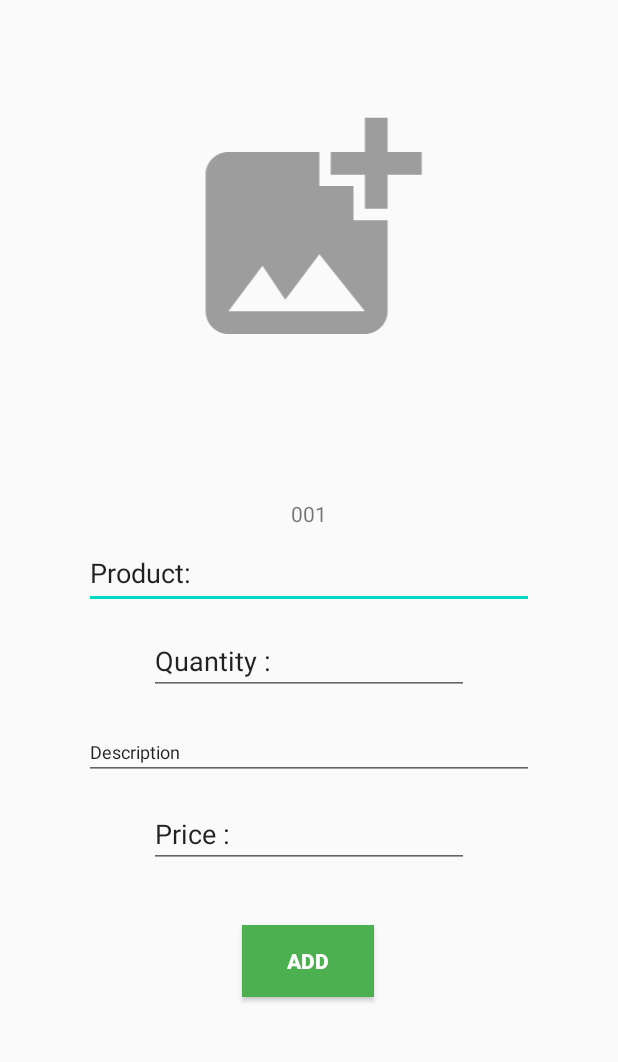
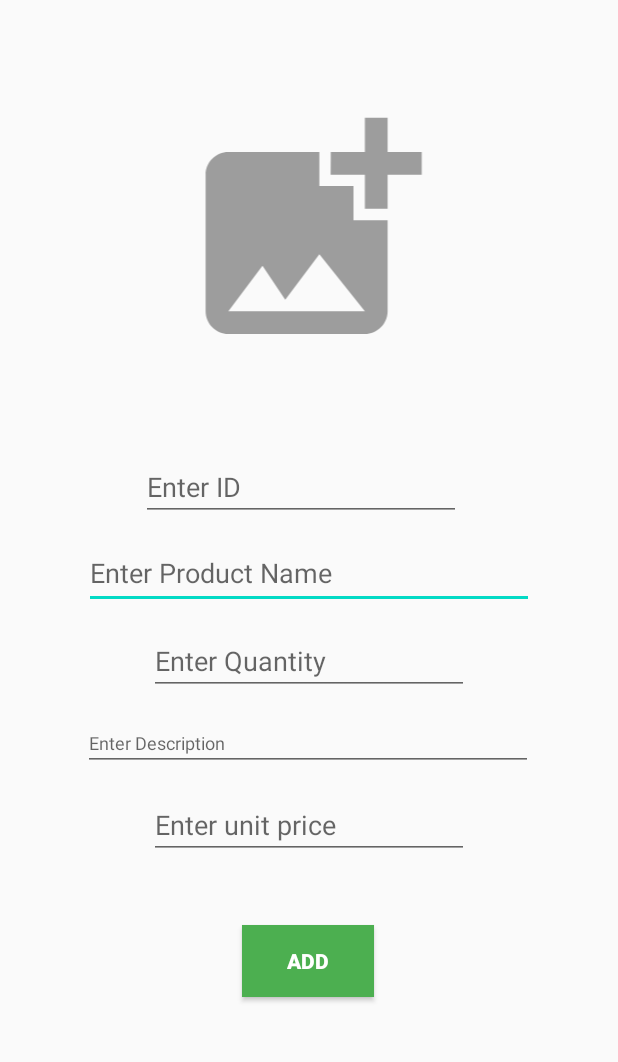
Before and after one commit to Sandun01/MAD_Project, an Android app: the woofadmin_addItem screen opened directly, with no data from a screen before it, on a phone screen of 412 x 824 dp, the part 105-1167 px from its top. Run offline under Robolectric (Android 15) with nearby library versions, the phone set to English and light mode, and no system bars; our stand-ins replace Firebase (no records; nobody signed in at launch, a user with empty details on screens opened directly); Roboto replaces fonts that are not available here.

Commit message:
ravija completed inserting products

```diff
--- a/app/build.gradle
+++ b/app/build.gradle
@@ -1,4 +1,5 @@
 apply plugin: 'com.android.application'
+apply plugin: 'com.google.gms.google-services'
 
 android {
     compileSdkVersion 30
@@ -26,7 +27,9 @@ dependencies {
     implementation fileTree(dir: "libs", include: ["*.jar"])
     implementation 'androidx.appcompat:appcompat:1.2.0'
     implementation 'androidx.constraintlayout:constraintlayout:1.1.3'
+    implementation 'com.google.firebase:firebase-analytics:17.5.0'
     implementation 'com.google.android.material:material:1.2.0'
+    implementation 'com.google.firebase:firebase-database:19.4.0'
     testImplementation 'junit:junit:4.12'
     androidTestImplementation 'androidx.test.ext:junit:1.1.1'
     androidTestImplementation 'androidx.test.espresso:espresso-core:3.2.0'
--- /dev/null
+++ b/app/src/main/java/com/example/mad/ProductItem.java
@@ -0,0 +1,55 @@
+package com.example.mad;
+
+import android.widget.TextView;
+
+public class ProductItem {
+
+    private Integer ID;
+    private String ProductName;
+    private Integer Qty;
+    private String Description;
+    private Float UnitPrice;
+
+    public ProductItem() {
+    }
+
+    public Integer getID() {
+        return ID;
+    }
+
+    public void setID(Integer ID) {
+        this.ID = ID;
+    }
+
+    public String getProductName() {
+        return ProductName;
+    }
+
+    public void setProductName(String productName) {
+        ProductName = productName;
+    }
+
+    public Integer getQty() {
+        return Qty;
+    }
+
+    public void setQty(Integer qty) {
+        Qty = qty;
+    }
+
+    public String getDescription() {
+        return Description;
+    }
+
+    public void setDescription(String description) {
+        Description = description;
+    }
+
+    public Float getUnitPrice() {
+        return UnitPrice;
+    }
+
+    public void setUnitPrice(Float unitPrice) {
+        UnitPrice = unitPrice;
+    }
+}
--- a/app/src/main/java/com/example/mad/woofadmin_addItem.java
+++ b/app/src/main/java/com/example/mad/woofadmin_addItem.java
@@ -1,14 +1,72 @@
 package com.example.mad;
 
 import android.os.Bundle;
+import android.text.TextUtils;
+import android.view.View;
+import android.widget.Button;
+import android.widget.EditText;
+import android.widget.Toast;
 
 import androidx.appcompat.app.AppCompatActivity;
 
+import com.google.firebase.database.DatabaseReference;
+import com.google.firebase.database.FirebaseDatabase;
+
 public class woofadmin_addItem extends AppCompatActivity {
+
+    EditText txtProdName,txtProdDescription, txtID,txtQty,txtUnitPrice;
+    Button btnSave;
+    DatabaseReference dbRef;
+    ProductItem productItem;
 
     @Override
     protected void onCreate(Bundle savedInstanceState) {
         super.onCreate(savedInstanceState);
         setContentView(R.layout.activity_woofadmin_add_item);
+
+        txtID = findViewById(R.id.EtinputID);
+        txtQty = findViewById(R.id.EtinputQty);
+        txtUnitPrice = findViewById(R.id.EtinputUnitPrice);
+        txtProdName = findViewById(R.id.EtinputProductname);
+        txtProdDescription = findViewById(R.id.EtinputDescription);
+
+        btnSave = findViewById(R.id.btnAddProduct);
+
+        productItem = new ProductItem();
+
+        btnSave.setOnClickListener(new View.OnClickListener() {
+            @Override
+            public void onClick(View view) {
+                dbRef = FirebaseDatabase.getInstance().getReference().child("ProductItem");
+                try{
+                    if (TextUtils.isEmpty(txtID.getText().toString()))
+                        Toast.makeText(getApplicationContext(),"Please enter ID",Toast.LENGTH_SHORT).show();
+                    else if (TextUtils.isEmpty(txtUnitPrice.getText().toString()))
+                        Toast.makeText(getApplicationContext(),"enter quantity",Toast.LENGTH_SHORT).show();
+                    else if (TextUtils.isEmpty(txtProdName.getText().toString()))
+                        Toast.makeText(getApplicationContext(),"Enter ptoduct name",Toast.LENGTH_SHORT).show();
+                    else if (TextUtils.isEmpty(txtProdDescription.getText().toString()))
+                        Toast.makeText(getApplicationContext(),"Enter ptoduct name",Toast.LENGTH_SHORT).show();
+                    else {
+                        productItem.setID(Integer.parseInt(txtID.getText().toString().trim()));
+                        productItem.setProductName(txtProdName.getText().toString());
+                        productItem.setQty(Integer.parseInt(txtQty.getText().toString()));
+                        productItem.setDescription(txtProdDescription.getText().toString());
+                        productItem.setUnitPrice(Float.parseFloat(txtUnitPrice.getText().toString().trim()));
+
+                        dbRef.push().setValue(productItem);
+
+                        Toast.makeText(getApplicationContext(),"Product added to the shop",Toast.LENGTH_SHORT).show();
+                    }
+                }
+                catch (NumberFormatException e){
+                    Toast.makeText(getApplicationContext(),"Enter valid pricee",Toast.LENGTH_SHORT).show();
+                }
+            }
+        });
+
+
     }
+
+
 }
--- a/app/src/main/res/layout/activity_woofadmin_add_item.xml
+++ b/app/src/main/res/layout/activity_woofadmin_add_item.xml
@@ -45,23 +45,13 @@
         app:layout_constraintStart_toStartOf="parent">
 
 
-        <TextView
-            android:id="@+id/textView36"
-            android:layout_width="wrap_content"
-            android:layout_height="wrap_content"
-            android:text="@string/woofadminItemID"
-            app:layout_constraintBottom_toBottomOf="parent"
-            app:layout_constraintEnd_toEndOf="parent"
-            app:layout_constraintStart_toStartOf="parent"
-            app:layout_constraintTop_toTopOf="parent" />
-
         <EditText
-            android:id="@+id/editTextTextPersonName8"
+            android:id="@+id/EtinputProductname"
             android:layout_width="300dp"
             android:layout_height="48dp"
             android:ems="10"
+            android:hint="@string/etproductname"
             android:inputType="textPersonName"
-            android:text="@string/woofshop_txtProductname"
             app:layout_constraintBottom_toBottomOf="parent"
             app:layout_constraintEnd_toEndOf="parent"
             app:layout_constraintStart_toStartOf="parent"
@@ -69,47 +59,22 @@
             app:layout_constraintVertical_bias="0.563" />
 
         <EditText
-            android:id="@+id/editTextTextPersonName9"
-            android:layout_width="wrap_content"
-            android:layout_height="wrap_content"
-            android:ems="10"
-            android:inputType="textPersonName"
-            android:text="@string/woofshop_txtQuantity"
-            app:layout_constraintBottom_toBottomOf="parent"
-            app:layout_constraintEnd_toEndOf="parent"
-            app:layout_constraintStart_toStartOf="parent"
-            app:layout_constraintTop_toTopOf="parent"
-            app:layout_constraintVertical_bias="0.654" />
-
-        <EditText
-            android:id="@+id/editTextTextPersonName10"
+            android:id="@+id/EtinputDescription"
             android:layout_width="300dp"
             android:layout_height="wrap_content"
             android:ems="10"
+            android:hint="@string/etinputdescript"
             android:inputType="textPersonName"
-            android:text="@string/woofshop_txtDescription"
             android:textSize="12sp"
             app:layout_constraintBottom_toBottomOf="parent"
             app:layout_constraintEnd_toEndOf="parent"
+            app:layout_constraintHorizontal_bias="0.495"
             app:layout_constraintStart_toStartOf="parent"
             app:layout_constraintTop_toTopOf="parent"
-            app:layout_constraintVertical_bias="0.746" />
-
-        <EditText
-            android:id="@+id/editTextTextPersonName11"
-            android:layout_width="wrap_content"
-            android:layout_height="wrap_content"
-            android:ems="10"
-            android:inputType="textPersonName"
-            android:text="@string/woofshop_txtprice"
-            app:layout_constraintBottom_toBottomOf="parent"
-            app:layout_constraintEnd_toEndOf="parent"
-            app:layout_constraintStart_toStartOf="parent"
-            app:layout_constraintTop_toTopOf="parent"
-            app:layout_constraintVertical_bias="0.835" />
+            app:layout_constraintVertical_bias="0.737" />
 
         <Button
-            android:id="@+id/button4"
+            android:id="@+id/btnAddProduct"
             android:layout_width="wrap_content"
             android:layout_height="wrap_content"
             android:background="#4CAF50"
@@ -134,6 +99,46 @@
             app:layout_constraintTop_toTopOf="parent"
             app:layout_constraintVertical_bias="0.126"
             app:srcCompat="@drawable/ic_baseline_add_photo_alternate_24" />
+
+        <EditText
+            android:id="@+id/EtinputQty"
+            android:layout_width="wrap_content"
+            android:layout_height="wrap_content"
+            android:ems="10"
+            android:hint="@string/etinputProductqty"
+            android:inputType="number"
+            app:layout_constraintBottom_toBottomOf="parent"
+            app:layout_constraintEnd_toEndOf="parent"
+            app:layout_constraintStart_toStartOf="parent"
+            app:layout_constraintTop_toTopOf="parent"
+            app:layout_constraintVertical_bias="0.654" />
+
+        <EditText
+            android:id="@+id/EtinputUnitPrice"
+            android:layout_width="wrap_content"
+            android:layout_height="wrap_content"
+            android:ems="10"
+            android:hint="@string/etinputUP"
+            android:inputType="numberDecimal"
+            app:layout_constraintBottom_toBottomOf="parent"
+            app:layout_constraintEnd_toEndOf="parent"
+            app:layout_constraintStart_toStartOf="parent"
+            app:layout_constraintTop_toTopOf="parent"
+            app:layout_constraintVertical_bias="0.826" />
+
+        <EditText
+            android:id="@+id/EtinputID"
+            android:layout_width="wrap_content"
+            android:layout_height="wrap_content"
+            android:ems="10"
+            android:hint="@string/etinputID"
+            android:inputType="number"
+            app:layout_constraintBottom_toBottomOf="parent"
+            app:layout_constraintEnd_toEndOf="parent"
+            app:layout_constraintHorizontal_bias="0.474"
+            app:layout_constraintStart_toStartOf="parent"
+            app:layout_constraintTop_toTopOf="parent"
+            app:layout_constraintVertical_bias="0.473" />
     </androidx.constraintlayout.widget.ConstraintLayout>
     <!--body end-->
 
--- a/app/src/main/res/layout/activity_woofadmin_selected_product_view.xml
+++ b/app/src/main/res/layout/activity_woofadmin_selected_product_view.xml
@@ -68,7 +68,7 @@
             app:layout_constraintTop_toTopOf="parent" />
 
         <EditText
-            android:id="@+id/editTextTextPersonName8"
+            android:id="@+id/EtinputProductname"
             android:layout_width="300dp"
             android:layout_height="48dp"
             android:ems="10"
@@ -94,7 +94,7 @@
             app:layout_constraintVertical_bias="0.654" />
 
         <EditText
-            android:id="@+id/editTextTextPersonName10"
+            android:id="@+id/EtinputDescription"
             android:layout_width="300dp"
             android:layout_height="wrap_content"
             android:ems="10"
@@ -135,7 +135,7 @@
             app:layout_constraintVertical_bias="0.97" />
 
         <Button
-            android:id="@+id/button4"
+            android:id="@+id/btnAddProduct"
             android:layout_width="wrap_content"
             android:layout_height="wrap_content"
             android:background="#4CAF50"
--- a/app/src/main/res/values/strings.xml
+++ b/app/src/main/res/values/strings.xml
@@ -162,5 +162,10 @@
     <string name="adminPasswordTXT">Password :</string>
     <string name="adminPasswordD">***********</string>
     <string name="adminBTNupdatepass">Update Password</string>
+    <string name="etproductname">Enter Product Name</string>
+    <string name="etinputProductqty">Enter Quantity</string>
+    <string name="etinputdescript">Enter Description</string>
+    <string name="etinputUP">Enter unit price</string>
+    <string name="etinputID">Enter ID</string>
 
 </resources>
--- a/build.gradle
+++ b/build.gradle
@@ -6,6 +6,7 @@ buildscript {
     }
     dependencies {
         classpath "com.android.tools.build:gradle:4.0.1"
+        classpath 'com.google.gms:google-services:4.3.3'
 
         // NOTE: Do not place your application dependencies here; they belong
         // in the individual module build.gradle files
```
Also changed, not shown: 1 other file.
